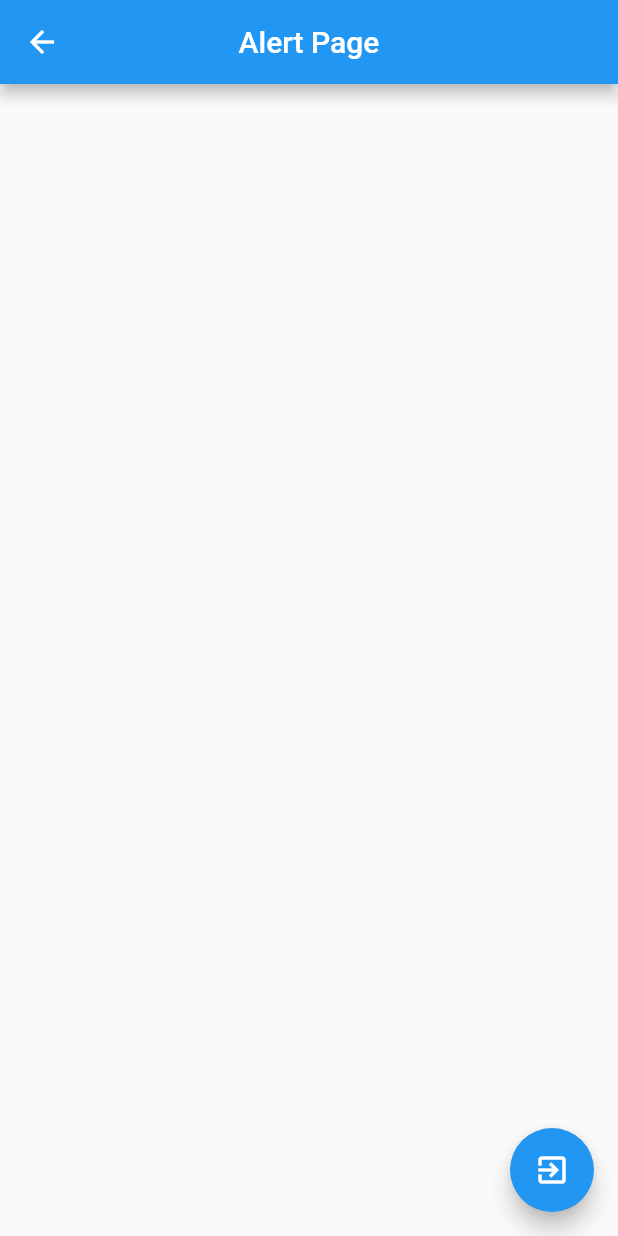
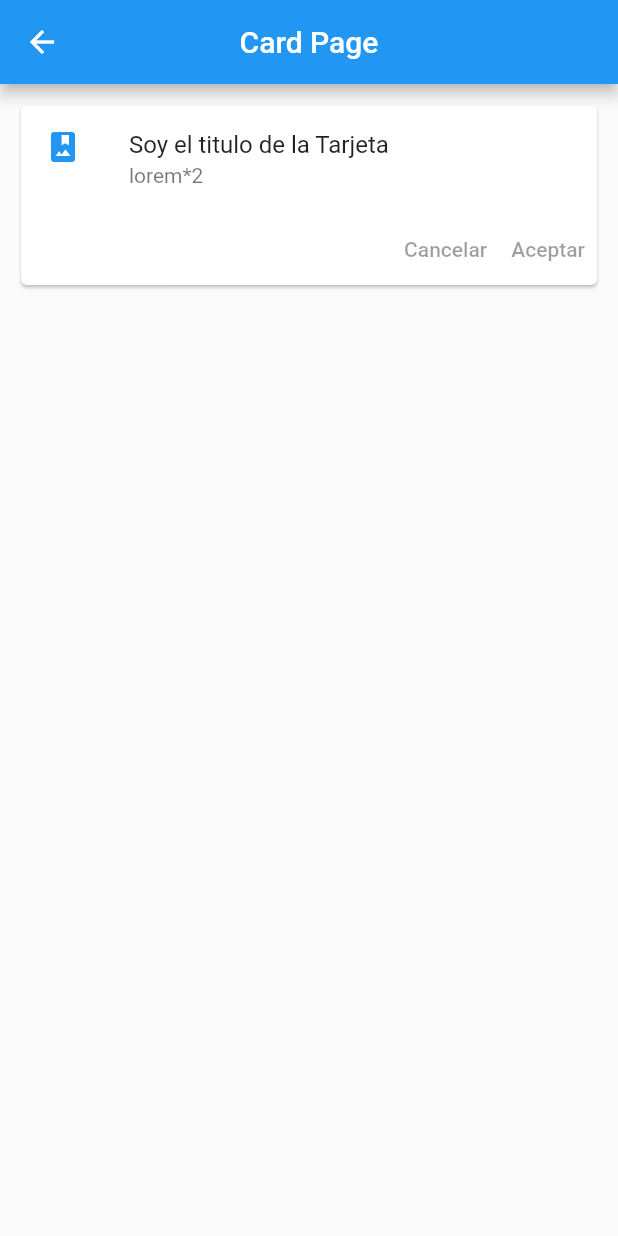
Before and after one commit to KestlerBarrios/ComponentesApp, a Flutter app: the screen it shows after launch, after a tap on "Cards - Tarjetas", on a phone screen of 412 x 824 dp. Run offline on Flutter 3.47's test engine with Material 2 defaults, Android fonts, the phone set to English and light mode, and no system bars.

Commit message:
Agregando Card

```diff
--- a/data/menu_opts.json
+++ b/data/menu_opts.json
@@ -2,17 +2,17 @@
     "nombreApp" : "Componentes",
     "rutas" : [
         {
-            "ruta" : "alert",
+            "ruta" : "/alert",
             "icon" : "add_alert",
             "texto": "Alertas"
         },
         {
-            "ruta" : "avatar",
+            "ruta" : "/avatar",
             "icon" : "accessibility",
             "texto": "Avatars"
         },
         {
-            "ruta" : "card",
+            "ruta" : "/card",
             "icon" : "folder_open",
             "texto": "Cards - Tarjetas"
         }
--- /dev/null
+++ b/lib/src/pages/card_page.dart
@@ -0,0 +1,40 @@
+import 'package:flutter/material.dart';
+
+class CardPage extends StatelessWidget {
+  @override
+  Widget build(BuildContext context) {
+    return Scaffold(
+      appBar: AppBar(
+        centerTitle: true,
+        title: Text('Card Page'),
+      ),
+      body: ListView(
+        padding: EdgeInsets.all(10.0),
+        children: [
+          _cardTipo1(),
+        ],
+      ),
+    );
+  }
+
+  Widget _cardTipo1() {
+    return Card(
+      child: Column(
+        children: [
+          ListTile(
+            leading: Icon(Icons.photo_album, color: Colors.blue,),
+            title: Text('Soy el titulo de la Tarjeta'),
+            subtitle: Text('lorem*2'),
+          ),
+          Row(
+            mainAxisAlignment: MainAxisAlignment.end,
+            children: [
+              TextButton(onPressed: null, child: Text('Cancelar'),),
+              TextButton(onPressed: null, child: Text('Aceptar'),),
+            ],
+          )
+        ],
+      ),
+    );
+  }
+}
--- a/lib/src/routes/routes.dart
+++ b/lib/src/routes/routes.dart
@@ -1,12 +1,14 @@
 import 'package:componentes/src/pages/alert_page.dart';
 import 'package:componentes/src/pages/avatar_page.dart';
+import 'package:componentes/src/pages/card_page.dart';
 import 'package:componentes/src/pages/home_page.dart';
 import 'package:flutter/material.dart';
 
 Map<String, WidgetBuilder> getApplicationRoutes() {
   return {
-    '/': (BuildContext context) => HomePage(),
-    'alert': (BuildContext context) => AlertPage(),
-    'avatar': (BuildContext context) => AvatarPage(),
+    '/'       : (BuildContext context) => HomePage(),
+    '/alert'  : (BuildContext context) => AlertPage(),
+    '/avatar' : (BuildContext context) => AvatarPage(),
+    '/card'   : (BuildContext context) => CardPage(),
   };
 }
```
